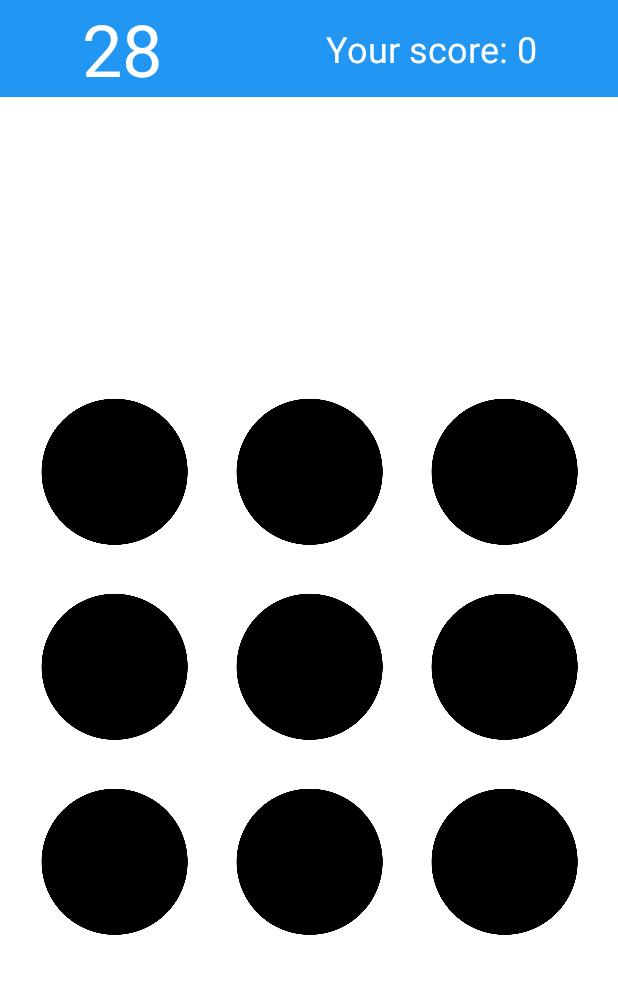
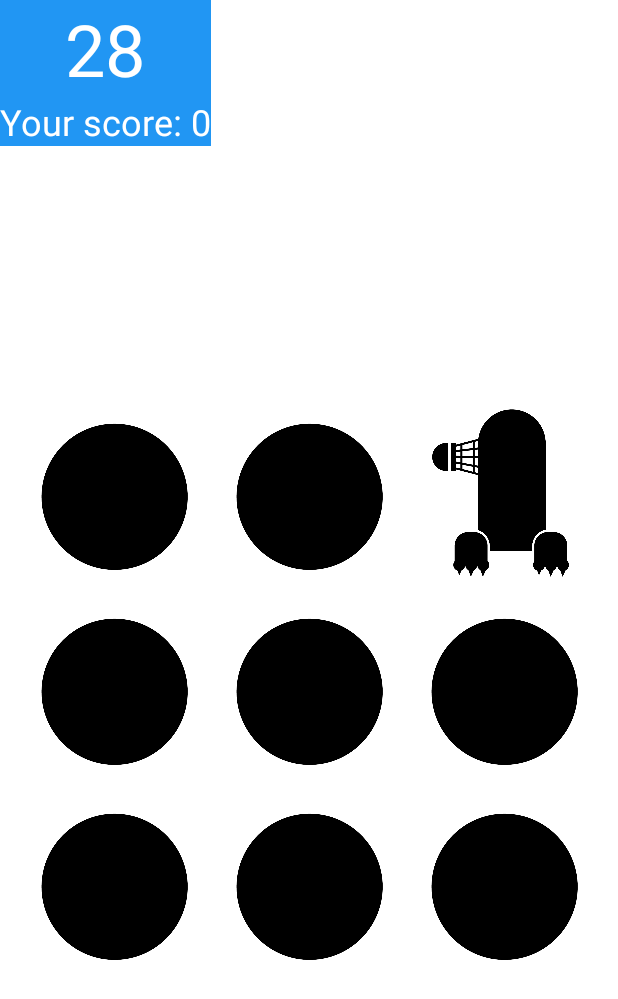
Before and after one commit to Levox98/Whack-a-mole, an Android app: the GameFragment screen opened through its navigation route, on a phone screen of 412 x 824 dp. Shown: the top 999 px of the screen. Run offline under Robolectric (Android 15) with nearby library versions, the phone set to English and light mode, and no system bars; our stand-ins replace data binding.

Commit message:
Implemented game process

```diff
--- a/app/build.gradle
+++ b/app/build.gradle
@@ -1,6 +1,7 @@
 plugins {
     id 'com.android.application'
     id 'org.jetbrains.kotlin.android'
+    id 'kotlin-kapt'
     id 'androidx.navigation.safeargs'
 }
 
--- a/app/src/main/AndroidManifest.xml
+++ b/app/src/main/AndroidManifest.xml
@@ -15,7 +15,9 @@
         tools:targetApi="31">
         <activity
             android:name=".presentation.MainActivity"
-            android:exported="true">
+            android:screenOrientation="portrait"
+            android:exported="true"
+            tools:ignore="LockedOrientationActivity">
             <intent-filter>
                 <action android:name="android.intent.action.MAIN" />
 
--- a/app/src/main/java/com/levox/whackamole/presentation/fragments/GameFragment.kt
+++ b/app/src/main/java/com/levox/whackamole/presentation/fragments/GameFragment.kt
@@ -31,18 +31,20 @@ class GameFragment : Fragment() {
         get() = _binding ?: throw RuntimeException("FragmentGameBinding == null")
 
     private val options by lazy {
-        mutableListOf<ImageView>().apply {
-            add(binding.hole1)
-            add(binding.hole2)
-            add(binding.hole3)
-            add(binding.hole4)
-            add(binding.hole5)
-            add(binding.hole6)
-            add(binding.hole7)
-            add(binding.hole8)
-            add(binding.hole9)
-        }
+        arrayOf(
+           binding.hole1,
+           binding.hole2,
+           binding.hole3,
+           binding.hole4,
+           binding.hole5,
+           binding.hole6,
+           binding.hole7,
+           binding.hole8,
+           binding.hole9
+        )
     }
+
+    private var previousHole: ImageView? = null
 
     override fun onCreateView(
         inflater: LayoutInflater,
@@ -55,6 +57,8 @@ class GameFragment : Fragment() {
 
     override fun onViewCreated(view: View, savedInstanceState: Bundle?) {
         super.onViewCreated(view, savedInstanceState)
+        binding.viewModel = viewModel
+        binding.lifecycleOwner = viewLifecycleOwner
         observeViewModel()
     }
 
@@ -76,6 +80,24 @@ class GameFragment : Fragment() {
                 score.toString()
             )
         }
+        viewModel.molePosition.observe(viewLifecycleOwner) {position ->
+            if (previousHole == null) {
+                previousHole = options[position]
+            } else {
+                previousHole!!.isClickable = false
+                previousHole!!.setImageResource(R.drawable.ic_hole_large)
+                previousHole = options[position]
+            }
+            with(options[position]) {
+                setImageResource(R.drawable.ic_mole)
+                isClickable = true
+                setOnClickListener {
+                    viewModel.increaseScore()
+                    setImageResource(R.drawable.ic_hole_large)
+                    isClickable = false
+                }
+            }
+        }
     }
 
     private fun finishGame(result: GameResult) {
--- a/app/src/main/res/layout/fragment_game.xml
+++ b/app/src/main/res/layout/fragment_game.xml
@@ -4,7 +4,9 @@
     xmlns:android="http://schemas.android.com/apk/res/android">
 
     <data>
-
+        <variable
+            name="viewModel"
+            type="com.levox.whackamole.presentation.viewmodel.GameViewModel" />
     </data>
 
     <androidx.constraintlayout.widget.ConstraintLayout
@@ -13,12 +15,11 @@
 
         <LinearLayout
             android:id="@+id/cl_top_part"
-            android:layout_width="match_parent"
+            android:layout_width="wrap_content"
             android:layout_height="wrap_content"
             android:background="#2196F3"
-            android:orientation="horizontal"
+            android:orientation="vertical"
             android:weightSum="10"
-            app:layout_constraintEnd_toEndOf="parent"
             app:layout_constraintStart_toStartOf="parent"
             app:layout_constraintTop_toTopOf="parent">
 
@@ -27,6 +28,7 @@
                 android:layout_width="wrap_content"
                 android:layout_height="wrap_content"
                 android:layout_weight="5"
+                android:layout_gravity="center"
                 android:text="@string/timer"
                 android:textAlignment="center"
                 android:textColor="#FFFFFF"
```
